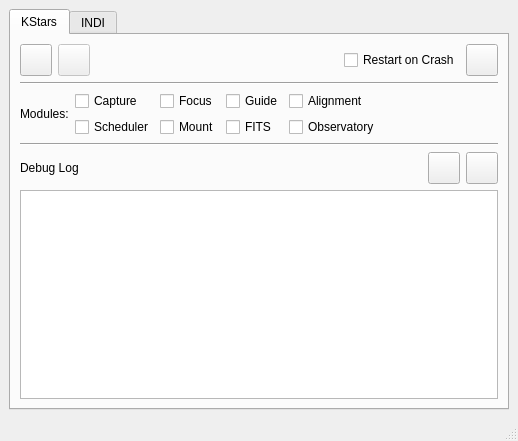
Before: the Qt Designer form debuggerview.ui in knro/ekosdebugger, drawn with Qt 5.
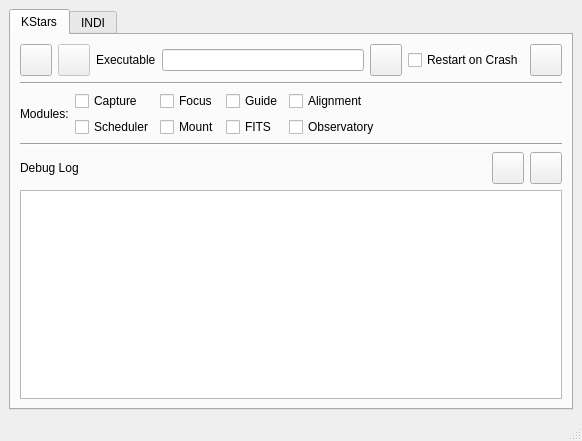
After: the same form once the commit is applied. Icons and pictures are not drawn.

Commit message: Added KStars executable path option

```diff
--- a/debuggerview.ui
+++ b/debuggerview.ui
@@ -6,7 +6,7 @@
    <rect>
     <x>0</x>
     <y>0</y>
-    <width>518</width>
+    <width>582</width>
     <height>441</height>
    </rect>
   </property>
@@ -93,17 +93,45 @@
            </widget>
           </item>
           <item>
-           <spacer name="horizontalSpacer_3">
-            <property name="orientation">
-             <enum>Qt::Horizontal</enum>
+           <widget class="QLabel" name="label_5">
+            <property name="text">
+             <string>Executable</string>
             </property>
-            <property name="sizeHint" stdset="0">
+           </widget>
+          </item>
+          <item>
+           <widget class="QLineEdit" name="kstarsExeField"/>
+          </item>
+          <item>
+           <widget class="QPushButton" name="restoreDefaultKStarsExeB">
+            <property name="minimumSize">
              <size>
-              <width>40</width>
-              <height>20</height>
+              <width>32</width>
+              <height>32</height>
              </size>
             </property>
-           </spacer>
+            <property name="maximumSize">
+             <size>
+              <width>32</width>
+              <height>32</height>
+             </size>
+            </property>
+            <property name="toolTip">
+             <string>Restore KStars executable path to default</string>
+            </property>
+            <property name="text">
+             <string/>
+            </property>
+            <property name="icon">
+             <iconset theme="view-refresh"/>
+            </property>
+            <property name="iconSize">
+             <size>
+              <width>28</width>
+              <height>28</height>
+             </size>
+            </property>
+           </widget>
           </item>
           <item>
            <widget class="QCheckBox" name="restartKStarsCB">
```
The commit also changes 2 other files.
